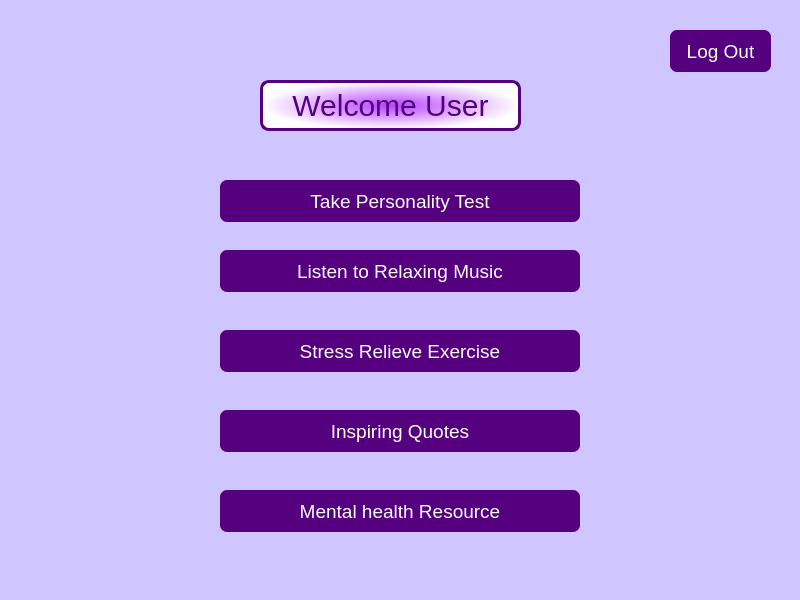
This is static/home.ui in lakshmivishal9496/Soft-Health as Qt 5 draws it before an edit. The edited form follows.
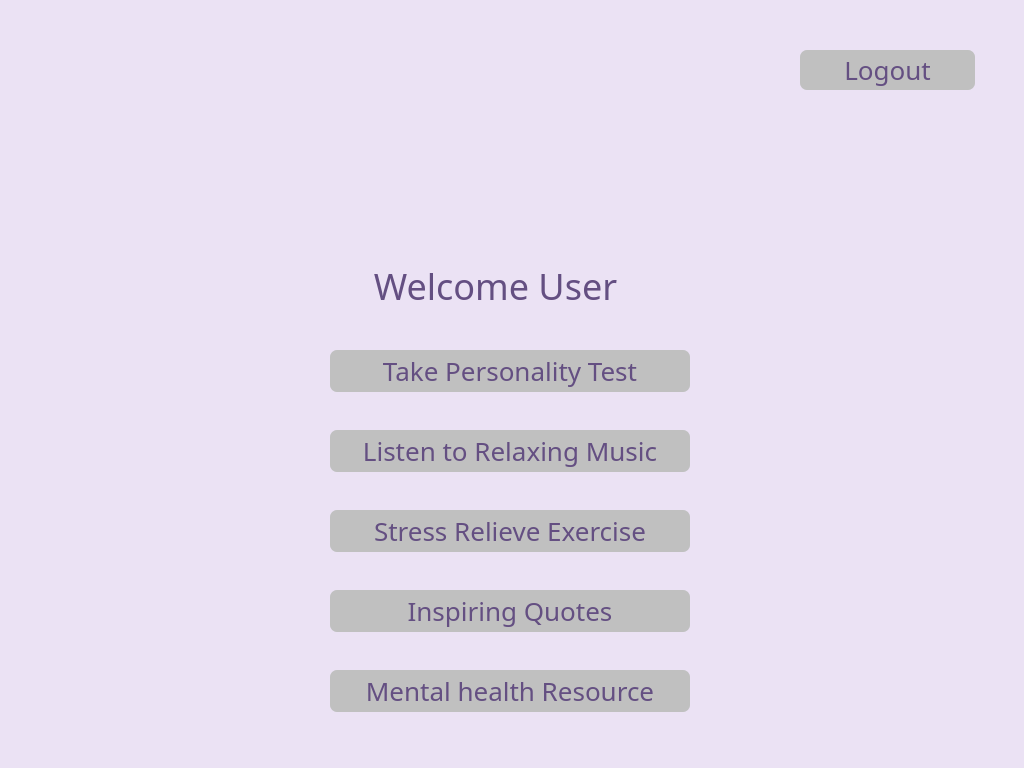
This is the edited form. Icons and pictures are not drawn.

Commit message: Added personality User interface

Diff of the .ui file:
```diff
--- a/static/home.ui
+++ b/static/home.ui
@@ -6,60 +6,42 @@
    <rect>
     <x>0</x>
     <y>0</y>
-    <width>800</width>
-    <height>600</height>
+    <width>1024</width>
+    <height>768</height>
    </rect>
   </property>
   <property name="windowTitle">
    <string>Form</string>
   </property>
   <property name="styleSheet">
-   <string notr="true">background-color:rgb(207, 197, 255);
+   <string notr="true">background-color:rgb(235, 226, 244);
 border-radius: 9px;</string>
   </property>
-  <widget class="QLabel" name="label">
-   <property name="geometry">
-    <rect>
-     <x>260</x>
-     <y>80</y>
-     <width>261</width>
-     <height>51</height>
-    </rect>
-   </property>
-   <property name="styleSheet">
-    <string notr="true">color: rgb(85, 0, 127);
-border: 3px solid rgb(85, 0, 127);
-font-size : 30px;
-font-weight:300;
-background-color:qradialgradient(spread:pad, cx:0.5, cy:0.5, radius:0.5, fx:0.5, fy:0.5, stop:0 rgba(183, 65, 255, 255), stop:1 rgba(255, 255, 255, 255))</string>
-   </property>
-   <property name="text">
-    <string>Welcome User</string>
-   </property>
-   <property name="alignment">
-    <set>Qt::AlignCenter</set>
-   </property>
-  </widget>
   <widget class="QPushButton" name="b5">
    <property name="geometry">
     <rect>
-     <x>220</x>
-     <y>180</y>
+     <x>330</x>
+     <y>350</y>
      <width>360</width>
      <height>42</height>
     </rect>
    </property>
    <property name="font">
     <font>
+     <family>Sura</family>
      <pointsize>-1</pointsize>
+     <weight>50</weight>
+     <bold>false</bold>
     </font>
    </property>
    <property name="styleSheet">
     <string notr="true">QPushButton#b5{
-background-color:rgb(85, 0, 127);
-color: rgb(255, 255, 255);
-font-size: 19px;
+background-color:rgb(192, 192, 192);
+color: rgb(100, 79, 130);
+font-size: 26px;
 border-radius : 7px;
+font-family:Sura;
+font-weight:400;
 
 }
 QPushButton#b5: pressed {
@@ -73,23 +55,28 @@
   <widget class="QPushButton" name="b6">
    <property name="geometry">
     <rect>
-     <x>220</x>
-     <y>250</y>
+     <x>330</x>
+     <y>430</y>
      <width>360</width>
      <height>42</height>
     </rect>
    </property>
    <property name="font">
     <font>
+     <family>Sura</family>
      <pointsize>-1</pointsize>
+     <weight>50</weight>
+     <bold>false</bold>
     </font>
    </property>
    <property name="styleSheet">
     <string notr="true">QPushButton#b6{
-background-color:rgb(85, 0, 127);
-color: rgb(255, 255, 255);
-font-size: 19px;
+background-color:rgb(192, 192, 192);
+color: rgb(100, 79, 130);
+font-size: 26px;
 border-radius : 7px;
+font-family:Sura;
+font-weight:400;
 
 }
 QPushButton#b6: pressed {
@@ -103,23 +90,28 @@
   <widget class="QPushButton" name="b7">
    <property name="geometry">
     <rect>
-     <x>220</x>
-     <y>330</y>
+     <x>330</x>
+     <y>510</y>
      <width>360</width>
      <height>42</height>
     </rect>
    </property>
    <property name="font">
     <font>
+     <family>Sura</family>
      <pointsize>-1</pointsize>
+     <weight>50</weight>
+     <bold>false</bold>
     </font>
    </property>
    <property name="styleSheet">
     <string notr="true">QPushButton#b7{
-background-color:rgb(85, 0, 127);
-color: rgb(255, 255, 255);
-font-size: 19px;
+background-color:rgb(192, 192, 192);
+color: rgb(100, 79, 130);
+font-size: 26px;
 border-radius : 7px;
+font-family:Sura;
+font-weight:400;
 
 }
 QPushButton#b7: pressed {
@@ -133,23 +125,28 @@
   <widget class="QPushButton" name="b8">
    <property name="geometry">
     <rect>
-     <x>220</x>
-     <y>410</y>
+     <x>330</x>
+     <y>590</y>
      <width>360</width>
      <height>42</height>
     </rect>
    </property>
    <property name="font">
     <font>
+     <family>Sura</family>
      <pointsize>-1</pointsize>
+     <weight>50</weight>
+     <bold>false</bold>
     </font>
    </property>
    <property name="styleSheet">
     <string notr="true">QPushButton#b8{
-background-color:rgb(85, 0, 127);
-color: rgb(255, 255, 255);
-font-size: 19px;
+background-color:rgb(192, 192, 192);
+color: rgb(100, 79, 130);
+font-size: 26px;
 border-radius : 7px;
+font-family:Sura;
+font-weight:400;
 
 }
 QPushButton#b8: pressed {
@@ -163,23 +160,28 @@
   <widget class="QPushButton" name="b9">
    <property name="geometry">
     <rect>
-     <x>220</x>
-     <y>490</y>
+     <x>330</x>
+     <y>670</y>
      <width>360</width>
      <height>42</height>
     </rect>
    </property>
    <property name="font">
     <font>
+     <family>Sura</family>
      <pointsize>-1</pointsize>
+     <weight>50</weight>
+     <bold>false</bold>
     </font>
    </property>
    <property name="styleSheet">
     <string notr="true">QPushButton#b9{
-background-color:rgb(85, 0, 127);
-color: rgb(255, 255, 255);
-font-size: 19px;
+background-color:rgb(192, 192, 192);
+color: rgb(100, 79, 130);
+font-size: 26px;
 border-radius : 7px;
+font-family:Sura;
+font-weight:400;
 
 }
 QPushButton#b9: pressed {
@@ -193,23 +195,28 @@
   <widget class="QPushButton" name="b5_2">
    <property name="geometry">
     <rect>
-     <x>670</x>
-     <y>30</y>
-     <width>101</width>
-     <height>42</height>
+     <x>800</x>
+     <y>50</y>
+     <width>175</width>
+     <height>40</height>
     </rect>
    </property>
    <property name="font">
     <font>
+     <family>Sura</family>
      <pointsize>-1</pointsize>
+     <weight>50</weight>
+     <bold>false</bold>
     </font>
    </property>
    <property name="styleSheet">
     <string notr="true">QPushButton#b5_2{
-background-color:rgb(85, 0, 127);
-color: rgb(255, 255, 255);
-font-size: 19px;
+background-color:rgb(192, 192, 192);
+color: rgb(100, 79, 130);
+font-size: 26px;
 border-radius : 7px;
+font-family:Sura;
+font-weight:400;
 
 }
 QPushButton#b5_2: pressed {
@@ -217,7 +224,50 @@
 }</string>
    </property>
    <property name="text">
-    <string>Log Out</string>
+    <string>Logout</string>
+   </property>
+  </widget>
+  <widget class="QLabel" name="label">
+   <property name="geometry">
+    <rect>
+     <x>400</x>
+     <y>50</y>
+     <width>191</width>
+     <height>181</height>
+    </rect>
+   </property>
+   <property name="styleSheet">
+    <string notr="true">background-image:url(/logo_200x200.png);</string>
+   </property>
+   <property name="text">
+    <string/>
+   </property>
+   <property name="alignment">
+    <set>Qt::AlignCenter</set>
+   </property>
+  </widget>
+  <widget class="QLabel" name="label_2">
+   <property name="geometry">
+    <rect>
+     <x>360</x>
+     <y>250</y>
+     <width>271</width>
+     <height>71</height>
+    </rect>
+   </property>
+   <property name="styleSheet">
+    <string notr="true">color: rgb(100, 79, 130);
+font-size: 36px;
+border-radius : 7px;
+font-family:Sura;
+font-weight:400;
+line-height:1.2px;</string>
+   </property>
+   <property name="text">
+    <string>Welcome User</string>
+   </property>
+   <property name="alignment">
+    <set>Qt::AlignCenter</set>
    </property>
   </widget>
  </widget>
```
The commit also changes 4 other files.
